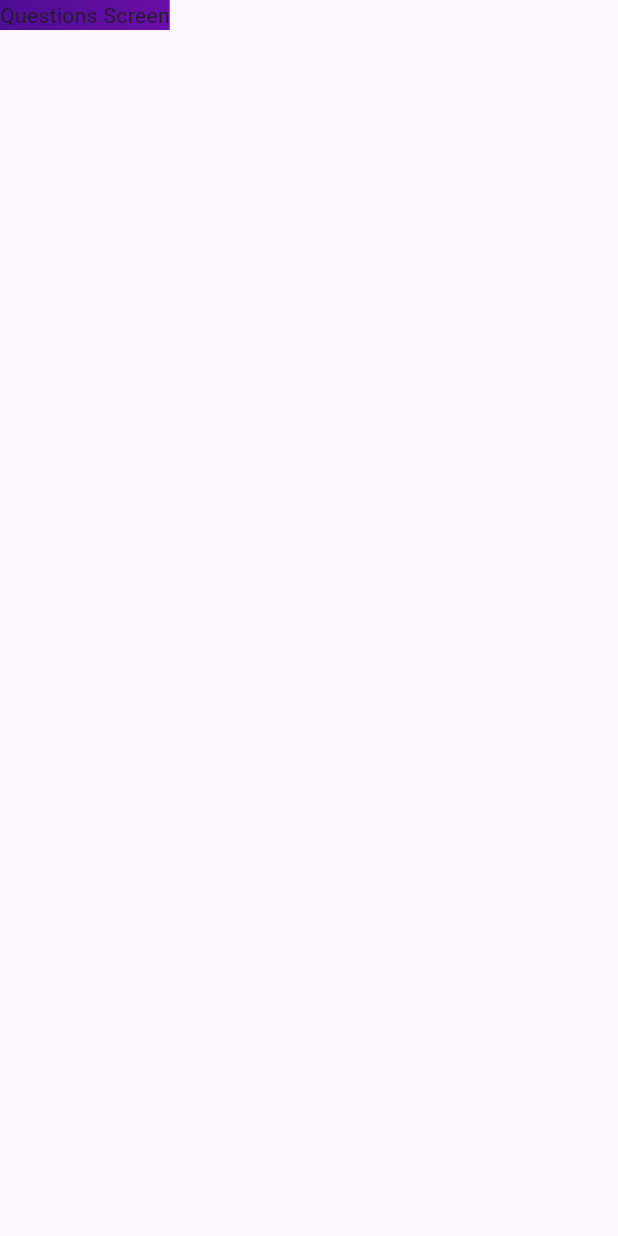
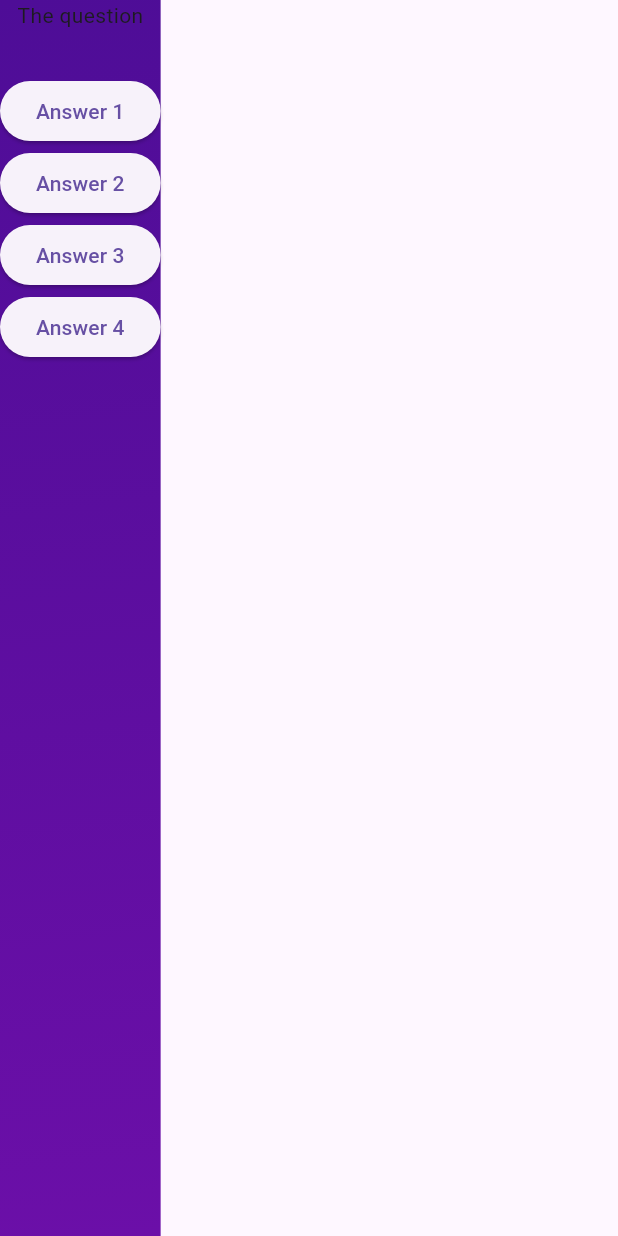
Before and after one commit to erickmwarama2/quiz_app, a Flutter app: the screen it shows after launch, after a tap on "Start Quiz", on a phone screen of 412 x 824 dp. Run offline on Flutter 3.47's test engine with Material 3 defaults, Android fonts, the phone set to English and light mode, and no system bars.

Commit message:
create questions model

```diff
--- /dev/null
+++ b/lib/data/questions.dart
@@ -0,0 +1,55 @@
+import 'package:quiz_app/models/quiz_question.dart';
+
+const List<QuizQuestion> questions = [
+  QuizQuestion(
+    'What are the main building blocks of Flutter UIs?',
+    [
+      'Widgets',
+      'Components',
+      'Blocks',
+      'Functions',
+    ],
+  ),
+  QuizQuestion('How are Flutter UIs built?', [
+    'By combining widgets in code',
+    'By combining widgets in a visual editor',
+    'By defining widgets in config files',
+    'By using XCode for iOS and Android Studio for Android',
+  ]),
+  QuizQuestion(
+    'What\'s the purpose of a StatefulWidget?',
+    [
+      'Update UI as data changes',
+      'Update data as UI changes',
+      'Ignore data changes',
+      'Render UI that does not depend on data',
+    ],
+  ),
+  QuizQuestion(
+    'Which widget should you try to use more often: StatelessWidget or StatefulWidget?',
+    [
+      'StatelessWidget',
+      'StatefulWidget',
+      'Both are equally good',
+      'None of the above',
+    ],
+  ),
+  QuizQuestion(
+    'What happens if you change data in a StatelessWidget?',
+    [
+      'The UI is not updated',
+      'The UI is updated',
+      'The closest StatefulWidget is updated',
+      'Any nested StatefulWidgets are updated',
+    ],
+  ),
+  QuizQuestion(
+    'How should you update data inside of StatefulWidgets?',
+    [
+      'By calling setState()',
+      'By calling updateData()',
+      'By calling updateUI()',
+      'By calling updateState()',
+    ],
+  ),
+];
--- /dev/null
+++ b/lib/models/quiz_question.dart
@@ -0,0 +1,6 @@
+class QuizQuestion {
+  const QuizQuestion(this.text, this.answers);
+
+  final String text;
+  final List<String> answers;
+}
--- a/lib/questions_screen.dart
+++ b/lib/questions_screen.dart
@@ -1,4 +1,4 @@
-import 'package:flutter/widgets.dart';
+import 'package:flutter/material.dart';
 
 class QuestionsScreen extends StatefulWidget {
   const QuestionsScreen({super.key});
@@ -13,7 +13,16 @@ class QuestionsScreen extends StatefulWidget {
 class _QuestionsScreenState extends State<QuestionsScreen> {
   @override
   Widget build(BuildContext context) {
-    return const Text('Questions Screen');
+    return Column(
+      children: [
+        const Text('The question'),
+        const SizedBox(height: 30,),
+        ElevatedButton(onPressed: () {}, child: const Text('Answer 1')),
+        ElevatedButton(onPressed: () {}, child: const Text('Answer 2')),
+        ElevatedButton(onPressed: () {}, child: const Text('Answer 3')),
+        ElevatedButton(onPressed: () {}, child: const Text('Answer 4')),
+      ],
+    );
   }
 
 }
--- a/lib/quiz.dart
+++ b/lib/quiz.dart
@@ -11,18 +11,19 @@ class Quiz extends StatefulWidget {
 }
 
 class _QuizState extends State<Quiz> {
+  // Widget? activeScreen;
+  String activeScreen = 'start-screen';
 
-  Widget? activeScreen;
-
-  @override
-  void initState() {
-    super.initState();
-    activeScreen = StartScreen(switchScreen);
-  }
+  // @override
+  // void initState() {
+  //   super.initState();
+  //   activeScreen = StartScreen(switchScreen);
+  // }
 
   void switchScreen() {
     setState(() {
-      activeScreen = const QuestionsScreen();
+      // activeScreen = const QuestionsScreen();
+      activeScreen = 'questions-screen';
     });
   }
 
@@ -40,7 +41,9 @@ class _QuizState extends State<Quiz> {
             begin: Alignment.topLeft,
             end: Alignment.bottomRight,
           )),
-          child: activeScreen,
+          child: activeScreen == 'start-screen'
+              ? StartScreen(switchScreen)
+              : const QuestionsScreen(),
         ),
       ),
     );
```
